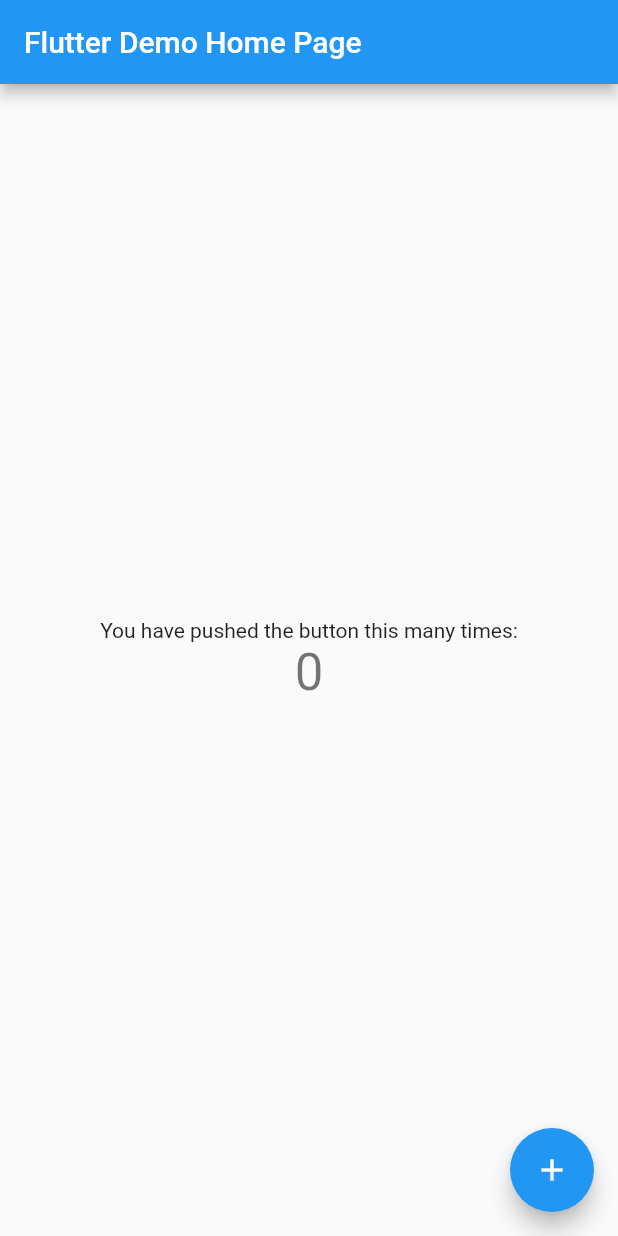
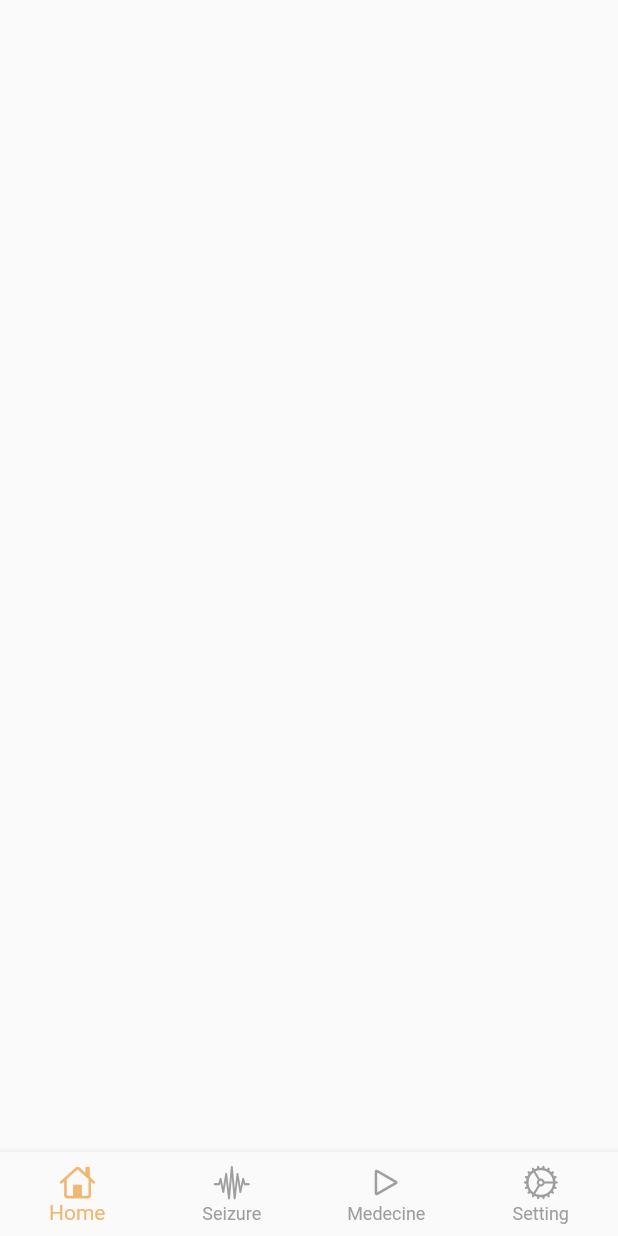
Before and after one commit to mbarkinedra/knowlepsyflutter, a Flutter app: the screen it shows after launch, on a phone screen of 412 x 824 dp. Run offline on Flutter 3.47's test engine with Material 2 defaults, Android fonts, the phone set to English and light mode, and no system bars; our stand-ins replace get.

Commit message:
last modification 01/11/2022

```diff
--- a/lib/app/config/app_colors.dart
+++ b/lib/app/config/app_colors.dart
@@ -0,0 +1,25 @@
+import 'package:flutter/material.dart';
+
+class AppColors {
+
+  static Color primaryColor = HexColor("#EFB773");
+  static Color BorderColore = Colors.black12;
+  static Color FontColorBlack = HexColor("#474749");
+  static Color contColor = HexColor("#fec8bd");
+  static Color redColor = Colors.red;
+  static Color white = Colors.white;
+
+
+}
+
+class HexColor extends Color {
+  static int _getColorFromHex(String hexColor) {
+    hexColor = hexColor.toUpperCase().replaceAll("#", "");
+    if (hexColor.length == 6) {
+      hexColor = "FF$hexColor";
+    }
+    return int.parse(hexColor, radix: 16);
+  }
+
+  HexColor(final String hexColor) : super(_getColorFromHex(hexColor));
+}
--- a/lib/main.dart
+++ b/lib/main.dart
@@ -1,16 +1,21 @@
 import 'package:flutter/material.dart';
+import 'package:get/get_navigation/src/root/get_material_app.dart';
+import 'package:get/get_navigation/src/routes/get_route.dart';
+import 'package:knowplesy/presentation/bindings/bindings.dart';
+import 'package:knowplesy/presentation/pages/home_page.dart';
 
 void main() {
   runApp(const MyApp());
 }
 
 class MyApp extends StatelessWidget {
-  const MyApp({super.key});
+  const MyApp({Key? key}) : super(key: key);
+
 
   // This widget is the root of your application.
   @override
   Widget build(BuildContext context) {
-    return MaterialApp(
+    return GetMaterialApp(
       title: 'Flutter Demo',
       theme: ThemeData(
         // This is the theme of your application.
@@ -24,92 +29,11 @@
         // is not restarted.
         primarySwatch: Colors.blue,
       ),
-      home: const MyHomePage(title: 'Flutter Demo Home Page'),
+      getPages: [
+
+        /// "/" Start Screen
+        GetPage(name: "/", page: () => HomePage(), binding: HomeBinding()),
+      ],
     );
   }
 }
-
-class MyHomePage extends StatefulWidget {
-  const MyHomePage({super.key, required this.title});
-
-  // This widget is the home page of your application. It is stateful, meaning
-  // that it has a State object (defined below) that contains fields that affect
-  // how it looks.
-
-  // This class is the configuration for the state. It holds the values (in this
-  // case the title) provided by the parent (in this case the App widget) and
-  // used by the build method of the State. Fields in a Widget subclass are
-  // always marked "final".
-
-  final String title;
-
-  @override
-  State<MyHomePage> createState() => _MyHomePageState();
-}
-
-class _MyHomePageState extends State<MyHomePage> {
-  int _counter = 0;
-
-  void _incrementCounter() {
-    setState(() {
-      // This call to setState tells the Flutter framework that something has
-      // changed in this State, which causes it to rerun the build method below
-      // so that the display can reflect the updated values. If we changed
-      // _counter without calling setState(), then the build method would not be
-      // called again, and so nothing would appear to happen.
-      _counter++;
-    });
-  }
-
-  @override
-  Widget build(BuildContext context) {
-    // This method is rerun every time setState is called, for instance as done
-    // by the _incrementCounter method above.
-    //
-    // The Flutter framework has been optimized to make rerunning build methods
-    // fast, so that you can just rebuild anything that needs updating rather
-    // than having to individually change instances of widgets.
-    return Scaffold(
-      appBar: AppBar(
-        // Here we take the value from the MyHomePage object that was created by
-        // the App.build method, and use it to set our appbar title.
-        title: Text(widget.title),
-      ),
-      body: Center(
-        // Center is a layout widget. It takes a single child and positions it
-        // in the middle of the parent.
-        child: Column(
-          // Column is also a layout widget. It takes a list of children and
-          // arranges them vertically. By default, it sizes itself to fit its
-          // children horizontally, and tries to be as tall as its parent.
-          //
-          // Invoke "debug painting" (press "p" in the console, choose the
-          // "Toggle Debug Paint" action from the Flutter Inspector in Android
-          // Studio, or the "Toggle Debug Paint" command in Visual Studio Code)
-          // to see the wireframe for each widget.
-          //
-          // Column has various properties to control how it sizes itself and
-          // how it positions its children. Here we use mainAxisAlignment to
-          // center the children vertically; the main axis here is the vertical
-          // axis because Columns are vertical (the cross axis would be
-          // horizontal).
-          mainAxisAlignment: MainAxisAlignment.center,
-          children: <Widget>[
-            const Text(
-              'You have pushed the button this many times:',
-            ),
-            Text(
-              '$_counter',
-              style: Theme.of(context).textTheme.headline4,
-            ),
-          ],
-        ),
-      ),
-      floatingActionButton: FloatingActionButton(
-        onPressed: _incrementCounter,
-        tooltip: 'Increment',
-        child: const Icon(Icons.add),
-      ), // This trailing comma makes auto-formatting nicer for build methods.
-    );
-  }
-}
--- a/lib/presentation/bindings/bindings.dart
+++ b/lib/presentation/bindings/bindings.dart
@@ -0,0 +1,11 @@
+import 'package:get/get.dart';
+
+import '../controllers/home_controller.dart';
+
+
+class HomeBinding extends Bindings {
+  @override
+  void dependencies() {
+    Get.put<HomeController>(HomeController());
+  }
+}
--- a/lib/presentation/controllers/home_controller.dart
+++ b/lib/presentation/controllers/home_controller.dart
@@ -0,0 +1,111 @@
+import 'package:flutter/material.dart';
+import 'package:get/get.dart';
+import 'package:knowplesy/presentation/pages/home/setting_page/setting_page.dart';
+
+import '../pages/home/home_page/home_page.dart';
+import '../pages/home/medecine_page/medecine_page.dart';
+import '../pages/home/seizure_page/seizure_page.dart';
+
+
+class HomeController extends GetxController {
+  int _navigatorValue = 0;
+  String _currentPage = 'Page1';
+  late var _navigatorKey;
+
+  List<String> _pageKeys = ['Page1', 'Page2', 'Page3','Page4'];
+
+  get navigatorValue => _navigatorValue;
+
+  get currentPage => _currentPage;
+
+  get navigatorKey => _navigatorKey;
+
+  get navigatorKeys => _navigatorKeys;
+
+  get pageKeys => _pageKeys;
+  static final Map<String, GlobalKey<NavigatorState>> _navigatorKeys = {
+    'Page1': GlobalKey<NavigatorState>(),
+    'Page2': GlobalKey<NavigatorState>(),
+    'Page3': GlobalKey<NavigatorState>(),
+    'Page4': GlobalKey<NavigatorState>(),
+
+  };
+
+  Widget currentScreen = Container();
+
+  @override
+  void onInit() {
+    super.onInit();
+    currentScreen = PageToView(
+      naigatorKey: _navigatorKeys[_pageKeys[0]]!,
+      tabItem: _pageKeys[0],
+    ); //=HomeView();
+  }
+
+  changeSelectedValue(int selectedValue) {
+    _navigatorValue = selectedValue;
+    _currentPage = _pageKeys[selectedValue];
+    _navigatorKey = _navigatorKeys[_currentPage];
+
+    currentScreen = PageToView(
+      naigatorKey: _navigatorKey,
+      tabItem: _currentPage,
+    );
+
+    update();
+  }
+
+  Widget buildoffstageNavigator(String tabItem) {
+    return Offstage(
+      offstage: _currentPage != tabItem,
+      child: PageToView(
+        naigatorKey: _navigatorKeys[tabItem]!,
+        tabItem: tabItem,
+      ),
+    );
+  }
+}
+
+class PageToView extends StatelessWidget {
+  late GlobalKey<NavigatorState> naigatorKey;
+  late String tabItem;
+
+  PageToView({required this.naigatorKey, required this.tabItem});
+
+  @override
+  Widget build(BuildContext context) {
+    Widget currentScreen = Container();
+
+    switch (tabItem) {
+      case 'Page1':
+        {
+          currentScreen = HomePage();
+
+          break;
+        }
+      case 'Page2':
+        {
+          currentScreen = SeizurePage();
+
+          break;
+        }
+      case 'Page3':
+        {
+          currentScreen = MedecinePage();
+          break;
+        }
+      case 'Page4':
+        {
+          currentScreen = SettingPage();
+          break;
+        }
+    }
+
+    return Navigator(
+      key: naigatorKey,
+      onGenerateRoute: (routeStings) {
+        return MaterialPageRoute(builder: (context) => currentScreen);
+      },
+    );
+  }
+}
--- a/lib/presentation/pages/home/home_page/home_page.dart
+++ b/lib/presentation/pages/home/home_page/home_page.dart
@@ -0,0 +1,10 @@
+import 'package:flutter/cupertino.dart';
+
+class HomePage extends StatelessWidget {
+  const HomePage({Key? key}) : super(key: key);
+
+  @override
+  Widget build(BuildContext context) {
+    return Container();
+  }
+}
--- a/lib/presentation/pages/home_page.dart
+++ b/lib/presentation/pages/home_page.dart
@@ -0,0 +1,39 @@
+import 'package:flutter/cupertino.dart';
+import 'package:flutter/material.dart';
+import 'package:get/get.dart';
+import '../../app/config/app_colors.dart';
+import '../controllers/home_controller.dart';
+
+class HomePage extends GetView<HomeController> {
+  @override
+  Widget build(BuildContext context) {
+    return SafeArea(
+      child: GetBuilder<HomeController>(builder: (logic) {
+        return Scaffold(
+          body: logic.currentScreen,
+          bottomNavigationBar: BottomNavigationBar(
+            type: BottomNavigationBarType.fixed,
+            elevation: 5,
+            //backgroundColor: Theme.of(context).primaryColor.withAlpha(0),
+            selectedItemColor: AppColors.primaryColor,
+            currentIndex: logic.navigatorValue,
+            unselectedItemColor: Colors.grey,
+            showSelectedLabels: true,
+            showUnselectedLabels: true,
+            onTap: logic.changeSelectedValue,
+            items: [
+              BottomNavigationBarItem(
+                  icon: Icon(CupertinoIcons.home), label: "Home"),
+              BottomNavigationBarItem(
+                  icon: Icon(CupertinoIcons.waveform_path), label: "Seizure"),
+              BottomNavigationBarItem(
+                  icon: Icon(CupertinoIcons.play_arrow), label: "Medecine"),
+              BottomNavigationBarItem(
+                  icon: Icon(CupertinoIcons.settings), label: "Setting"),
+            ],
+          ),
+        );
+      }),
+    );
+  }
+}
--- a/pubspec.yaml
+++ b/pubspec.yaml
@@ -36,6 +36,9 @@
   # The following adds the Cupertino Icons font to your application.
   # Use with the CupertinoIcons class for iOS style icons.
   cupertino_icons: ^1.0.2
+  get: ^4.6.5
+  google_fonts: ^3.0.1
+  percent_indicator: ^4.2.2
 
 dev_dependencies:
   flutter_test:
```
Also changed, not shown: lib/presentation/pages/home/medecine_page/medecine_page.dart (+10 -0 lines), lib/presentation/pages/home/seizure_page/seizure_page.dart (+10 -0 lines), lib/presentation/pages/home/setting_page/setting_page.dart (+10 -0 lines), assets/images/Groupe 1353.png (added), assets/images/Groupe 1354.png (added), assets/images/Groupe 1355.png (added), assets/images/Groupe 1356.png (added), assets/images/Groupe 1357.png (added), assets/images/Groupe 1358.png (added), assets/images/Groupe 160.png (added), pubspec.lock, 1 other file.
